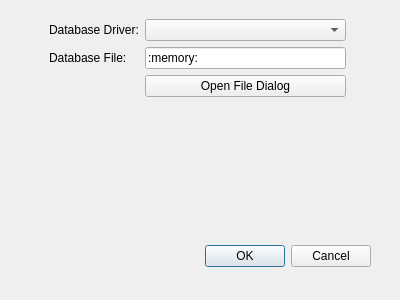
The window that gama-q2/dbconnectdialog.ui (cepek/testing-qgama-branch) describes before a commit, drawn with Qt 5.
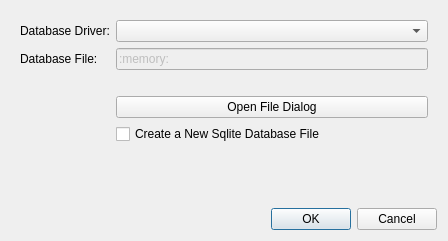
The same window after the commit.

Commit message: first draft of database tables for adjustment results

The edit to the form file:
```diff
--- a/gama-q2/dbconnectdialog.ui
+++ b/gama-q2/dbconnectdialog.ui
@@ -6,22 +6,16 @@
    <rect>
     <x>0</x>
     <y>0</y>
-    <width>400</width>
-    <height>300</height>
+    <width>448</width>
+    <height>241</height>
    </rect>
   </property>
   <property name="windowTitle">
    <string>Dialog</string>
   </property>
+  <layout class="QGridLayout" name="gridLayout">
+   <item row="1" column="0">
   <widget class="QDialogButtonBox" name="buttonBox">
-   <property name="geometry">
-    <rect>
-     <x>30</x>
-     <y>240</y>
-     <width>341</width>
-     <height>32</height>
-    </rect>
-   </property>
    <property name="orientation">
     <enum>Qt::Horizontal</enum>
    </property>
@@ -29,15 +23,9 @@
     <set>QDialogButtonBox::Cancel|QDialogButtonBox::Ok</set>
    </property>
   </widget>
+   </item>
+   <item row="0" column="0">
   <widget class="QStackedWidget" name="stackedWidget">
-   <property name="geometry">
-    <rect>
-     <x>40</x>
-     <y>10</y>
-     <width>315</width>
-     <height>212</height>
-    </rect>
-   </property>
    <property name="currentIndex">
     <number>1</number>
    </property>
@@ -120,6 +108,9 @@
     <layout class="QVBoxLayout" name="verticalLayout_2">
      <item>
       <layout class="QFormLayout" name="formLayout_2">
+         <property name="fieldGrowthPolicy">
+          <enum>QFormLayout::AllNonFixedFieldsGrow</enum>
+         </property>
        <item row="0" column="0">
         <widget class="QLabel" name="label_Driver2">
          <property name="text">
@@ -139,23 +130,42 @@
        </item>
        <item row="1" column="1">
         <widget class="QLineEdit" name="lineEdit_DatabaseFile">
+           <property name="enabled">
+            <bool>false</bool>
+           </property>
          <property name="text">
           <string>:memory:</string>
          </property>
         </widget>
        </item>
-       <item row="2" column="1">
+         <item row="3" column="1">
         <widget class="QPushButton" name="pushButton_OpenFileDialog">
          <property name="text">
           <string>Open File Dialog</string>
          </property>
         </widget>
        </item>
+         <item row="4" column="1">
+          <widget class="QCheckBox" name="checkBox_CreateNewDbFile">
+           <property name="text">
+            <string>Create a New Sqlite Database File</string>
+           </property>
+          </widget>
+         </item>
+         <item row="2" column="1">
+          <widget class="QLabel" name="label_EmptyText">
+           <property name="text">
+            <string/>
+           </property>
+          </widget>
+         </item>
       </layout>
      </item>
     </layout>
    </widget>
   </widget>
+   </item>
+  </layout>
  </widget>
  <resources/>
  <connections>
```
Left out of the diff: 2 changed lines with no effect on the pictures. Lines whose indentation alone changed are shown as unchanged. The commit also changes 2 other files.
